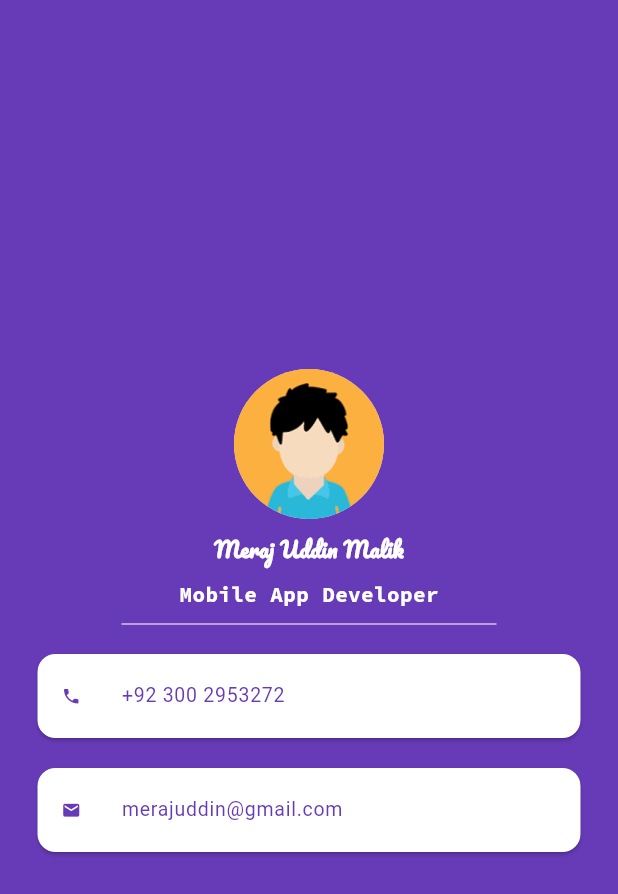
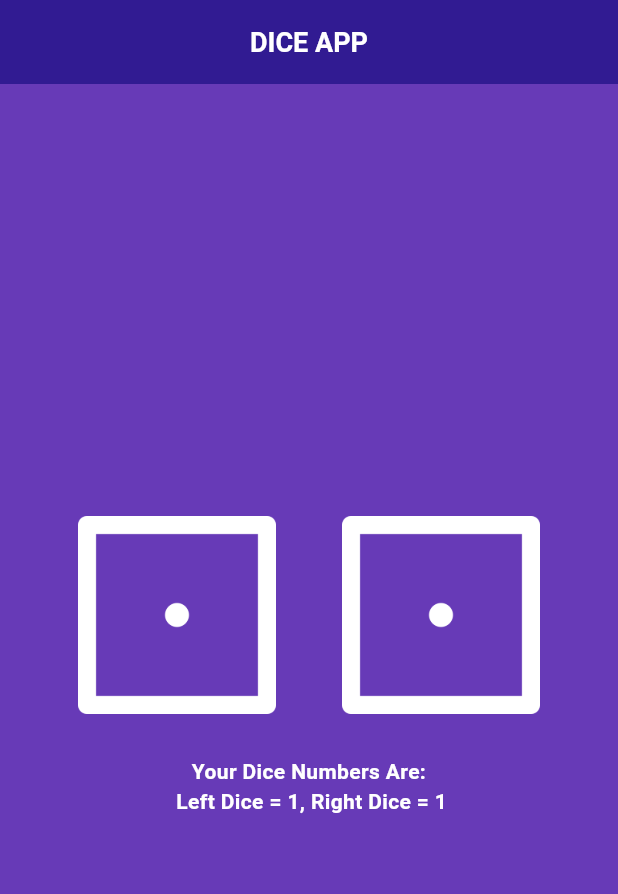
Before and after one commit to Meraj-Uddin-Malik/Flutter_Learning_Apps, a Flutter app: the screen it shows after launch, on a phone screen of 412 x 824 dp. Shown: the top 894 px of the screen. Run offline on Flutter 3.47's test engine with Material 3 defaults, Android fonts, the phone set to English and light mode, and no system bars; Roboto replaces fonts that are missing (Sans Code Pro).

Commit message:
Updated Code

```diff
--- /dev/null
+++ b/lib/Dice App/dice_app_screen.dart
@@ -0,0 +1,88 @@
+import 'package:flutter/material.dart';
+import 'dart:math';
+
+class DiceAppScreen extends StatefulWidget {
+  const DiceAppScreen({super.key});
+
+  @override
+  State<DiceAppScreen> createState() => _DiceAppScreenState();
+}
+
+class _DiceAppScreenState extends State<DiceAppScreen> {
+  int leftDiceNumber = 1;
+  int rightDiceNumber = 1;
+
+  void changeDiceNumber (){
+    setState(() {
+      leftDiceNumber = Random().nextInt(6) + 1;
+      rightDiceNumber = Random().nextInt(6) + 1;
+    });
+  }
+
+  @override
+  Widget build(BuildContext context) {
+    return Scaffold(
+      backgroundColor: Colors.deepPurple,
+      appBar: AppBar(
+        title: Text(
+          "DICE APP",
+          style: TextStyle(
+            fontSize: 18.0,
+            fontWeight: FontWeight.bold,
+            fontFamily: "Sans Code Pro",
+            color: Colors.white,
+          ),
+        ),
+        backgroundColor: Colors.deepPurple.shade900,
+        centerTitle: true,
+      ),
+      body: SafeArea(
+        child: Center(
+          child: Padding(
+            padding: const EdgeInsets.all(40.0),
+            child: Column(
+              mainAxisAlignment: MainAxisAlignment.center,
+              children: [
+                Row(
+                  mainAxisAlignment: MainAxisAlignment.center,
+                  children: [
+                    Expanded(
+                      child: TextButton(
+                        onPressed: () {
+                          changeDiceNumber();
+                        },
+                        child: Image.asset("images/dice$leftDiceNumber.png"),
+                      ),
+                    ),
+                    SizedBox(
+                      width: 20,
+                    ),
+                    Expanded(
+                      child: TextButton(
+                        onPressed: () {
+                          changeDiceNumber();
+                        },
+                        child: Image.asset("images/dice$rightDiceNumber.png"),
+                      ),
+                    ),
+                  ],
+                ),
+                SizedBox(
+                  height: 20.0,
+                ),
+                Text(
+                  "Your Dice Numbers Are: \n Left Dice = $leftDiceNumber, Right Dice = $rightDiceNumber",
+                 textAlign: TextAlign.center,
+                  style: TextStyle(
+                      color: Colors.white,
+                      fontSize: 14.0,
+                      fontWeight: FontWeight.bold,),
+                ),
+              ],
+            ),
+          ),
+        ),
+      ),
+    );
+  }
+}
--- a/lib/MI Card/micard_screen.dart
+++ b/lib/MI Card/micard_screen.dart
@@ -65,6 +65,19 @@ class MiCardScreen extends StatelessWidget {
                 ),
               )
           ),
+          Row(
+            mainAxisAlignment: MainAxisAlignment.center,
+            children: [
+              Icon(Icons.facebook,  size: 22,
+                  color: Colors.deepPurple.shade100),
+              SizedBox(width: 10,),
+              Icon(Icons.snapchat,  size: 22,
+                  color: Colors.deepPurple.shade100),
+              SizedBox(width: 10,),
+              Icon(Icons.share,  size: 22,
+                  color: Colors.deepPurple.shade100),
+            ],
+          )
         ],
       )
 
--- a/lib/main.dart
+++ b/lib/main.dart
@@ -1,5 +1,5 @@
 import 'package:flutter/material.dart';
-import 'package:flutter_learning/MI%20Card/micard_screen.dart';
+import 'package:flutter_learning/Dice%20App/dice_app_screen.dart';
 
 void main() {
   runApp(const MyApp());
@@ -12,27 +12,8 @@ class MyApp extends StatelessWidget {
   @override
   Widget build(BuildContext context) {
     return MaterialApp(
-      title: 'Flutter Demo',
-      theme: ThemeData(
-        // This is the theme of your application.
-        //
-        // TRY THIS: Try running your application with "flutter run". You'll see
-        // the application has a purple toolbar. Then, without quitting the app,
-        // try changing the seedColor in the colorScheme below to Colors.green
-        // and then invoke "hot reload" (save your changes or press the "hot
-        // reload" button in a Flutter-supported IDE, or press "r" if you used
-        // the command line to start the app).
-        //
-        // Notice that the counter didn't reset back to zero; the application
-        // state is not lost during the reload. To reset the state, use hot
-        // restart instead.
-        //
-        // This works for code too, not just values: Most code changes can be
-        // tested with just a hot reload.
-        colorScheme: ColorScheme.fromSeed(seedColor: Colors.deepPurple),
-        useMaterial3: true,
-      ),
-      home: const MiCardScreen(),
+     debugShowCheckedModeBanner: false ,
+      home: const DiceAppScreen(),
     );
   }
 }
--- a/pubspec.yaml
+++ b/pubspec.yaml
@@ -39,4 +39,4 @@ flutter:
 
     - family: Source Code Pro
       fonts:
-        - asset: fonts/SourceCodePro-VariableFont.ttf
+        - asset: fonts/SourceCodePro-VariableFont_wght.ttf
```
Also changed, not shown: images/ball1.png (added), images/ball2.png (added), images/ball3.png (added), images/ball4.png (added), images/ball5.png (added), images/dice1.png (added), images/dice2.png (added), images/dice3.png (added), images/dice4.png (added), images/dice5.png (added), images/dice6.png (added).
